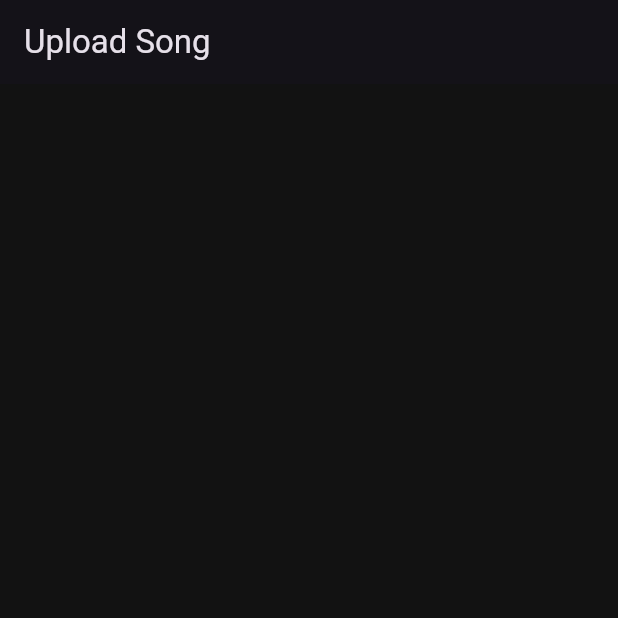
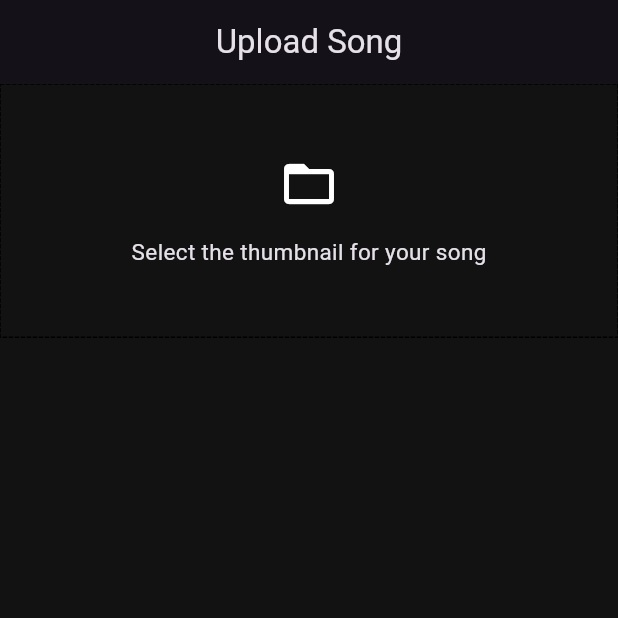
Before and after one commit to BenjyLimmy/spotify_flutter, a Flutter app: the UploadSongPage screen opened directly, on a phone screen of 412 x 824 dp, the top half of it. Run offline on Flutter 3.47's test engine with Material 3 defaults, Android fonts, the phone set to English and light mode, and no system bars; drawn by our look-alikes of dotted_border; our stand-ins replace flutter_riverpod, fpdart, gap, riverpod_annotation, shared_preferences; accounts and stored records are empty; generated files the repository leaves out were written again.

Commit message:
feat: Added placeholder UI for uploading songs

```diff
--- a/client/lib/features/home/view/pages/upload_song_page.dart
+++ b/client/lib/features/home/view/pages/upload_song_page.dart
@@ -1,5 +1,7 @@
+import 'package:dotted_border/dotted_border.dart';
 import 'package:flutter/material.dart';
 import 'package:flutter_riverpod/flutter_riverpod.dart';
+import 'package:gap/gap.dart';
 
 class UploadSongPage extends ConsumerStatefulWidget {
   const UploadSongPage({super.key});
@@ -11,8 +13,39 @@ class UploadSongPage extends ConsumerStatefulWidget {
 class _UploadSongPageState extends ConsumerState<UploadSongPage> {
   @override
   Widget build(BuildContext context) {
+    final screenHeight = MediaQuery.of(context).size.height;
     return Scaffold(
-      appBar: AppBar(title: const Text('Upload Song')),
+      appBar: AppBar(
+        title: const Center(
+          child: Text('Upload Song'),
+        ),
+      ),
+      body: Column(
+        children: [
+          DottedBorder(
+            child: SizedBox(
+              height: screenHeight / 5,
+              width: double.infinity,
+              child: const Column(
+                mainAxisAlignment: MainAxisAlignment.center,
+                children: [
+                  Icon(
+                    Icons.folder_open,
+                    size: 40,
+                  ),
+                  Gap(15),
+                  Text(
+                    'Select the thumbnail for your song',
+                    style: TextStyle(
+                      fontSize: 15,
+                    ),
+                  ),
+                ],
+              ),
+            ),
+          ),
+        ],
+      ),
     );
   }
 }
```
